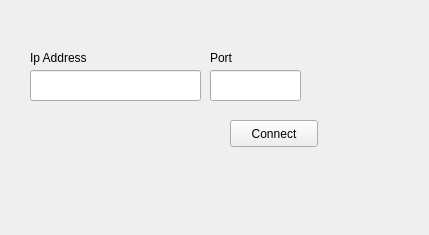
Before: the Qt Designer form enterwindow.ui in TeamFirst/Galcon, drawn with Qt 5.
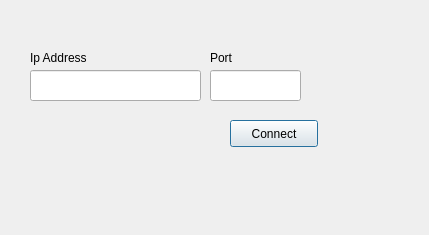
After: the same form once the commit is applied.

Patch:
```diff
--- a/enterwindow.ui
+++ b/enterwindow.ui
@@ -1,7 +1,7 @@
 <?xml version="1.0" encoding="UTF-8"?>
 <ui version="4.0">
  <class>CEnterWindow</class>
- <widget class="QWidget" name="CEnterWindow">
+ <widget class="QDialog" name="CEnterWindow">
   <property name="geometry">
    <rect>
     <x>0</x>
```
